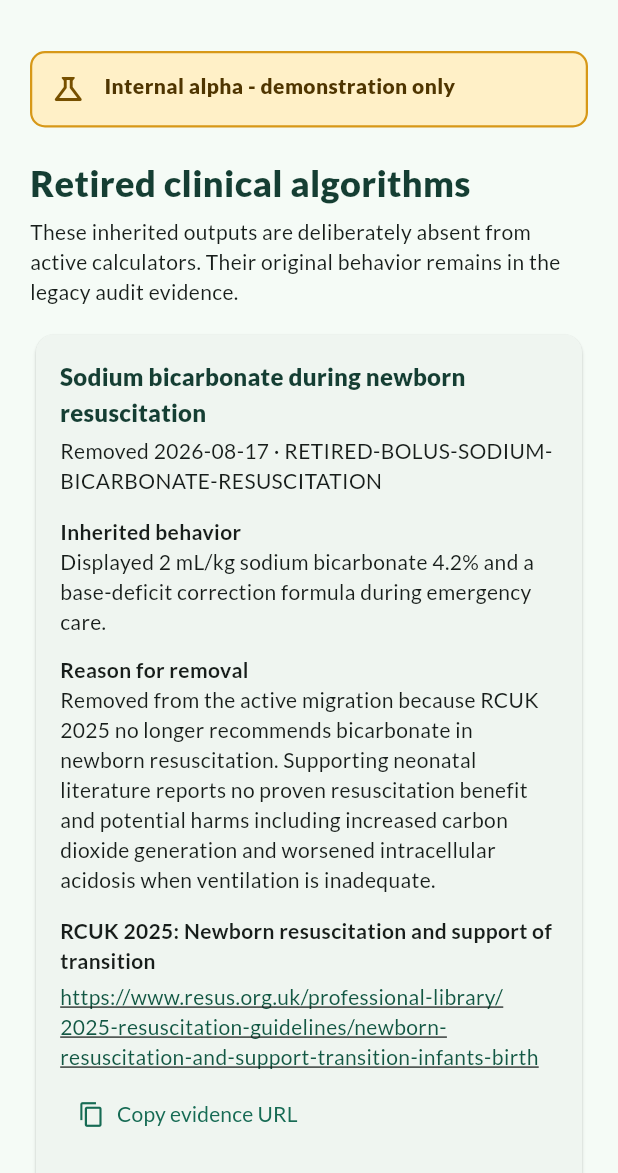
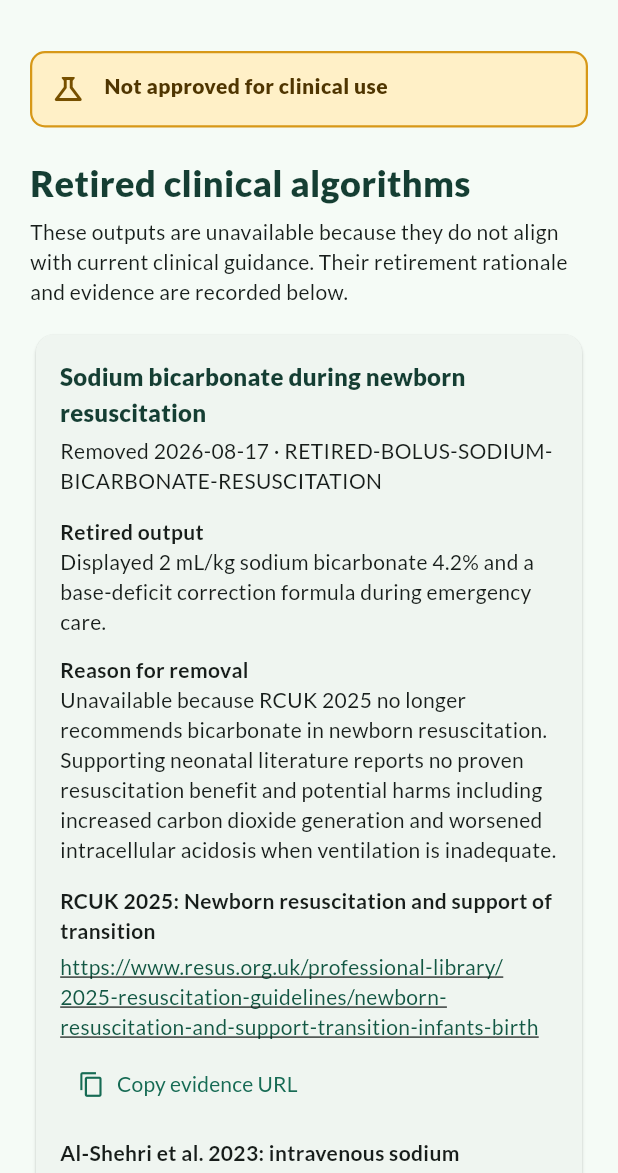
Before and after one commit to rcpch/neomate, a Flutter app: the ClinicalChangeLogScreen screen opened directly, on a phone screen of 412 x 824 dp, the part 63-1236 px from its top. Run offline on Flutter 3.47's test engine with Material 3 defaults, Android fonts, the phone set to English and light mode, and no system bars.

Commit message:
fix(copy): remove implementation history from app

```diff
--- a/lib/clinical_policy/retired_bolus_policy.dart
+++ b/lib/clinical_policy/retired_bolus_policy.dart
@@ -35,7 +35,7 @@ class RetiredClinicalAlgorithm {
     required this.id,
     required this.title,
     required this.retiredOn,
-    required this.inheritedBehaviour,
+    required this.retiredOutput,
     required this.reason,
     required this.authorityTitle,
     required this.authorityUrl,
@@ -46,7 +46,7 @@ class RetiredClinicalAlgorithm {
   final String id;
   final String title;
   final DateTime retiredOn;
-  final String inheritedBehaviour;
+  final String retiredOutput;
   final String reason;
   final String authorityTitle;
   final String authorityUrl;
@@ -59,10 +59,10 @@ final List<RetiredClinicalAlgorithm> retiredBolusAlgorithms = [
     id: 'RETIRED-BOLUS-SODIUM-BICARBONATE-RESUSCITATION',
     title: 'Sodium bicarbonate during newborn resuscitation',
     retiredOn: DateTime.utc(2026, 8, 17),
-    inheritedBehaviour:
+    retiredOutput:
         'Displayed 2 mL/kg sodium bicarbonate 4.2% and a base-deficit correction formula during emergency care.',
     reason:
-        'Removed from the active migration because RCUK 2025 no longer recommends bicarbonate in newborn resuscitation. Supporting neonatal literature reports no proven resuscitation benefit and potential harms including increased carbon dioxide generation and worsened intracellular acidosis when ventilation is inadequate.',
+        'Unavailable because RCUK 2025 no longer recommends bicarbonate in newborn resuscitation. Supporting neonatal literature reports no proven resuscitation benefit and potential harms including increased carbon dioxide generation and worsened intracellular acidosis when ventilation is inadequate.',
     authorityTitle:
         'RCUK 2025: Newborn resuscitation and support of transition',
     authorityUrl:
@@ -75,10 +75,10 @@ final List<RetiredClinicalAlgorithm> retiredBolusAlgorithms = [
     id: 'RETIRED-BOLUS-EMPIRICAL-DEXTROSE-10',
     title: 'Empirical 2.5 mL/kg D10 resuscitation bolus',
     retiredOn: DateTime.utc(2026, 8, 17),
-    inheritedBehaviour:
+    retiredOutput:
         'Displayed 2.5 mL/kg of 10% dextrose as an emergency bolus without a blood-glucose condition.',
     reason:
-        'Removed from the active migration because RCUK 2025 emphasises checking blood glucose and treating only when it is low. Its specified treatment is 200 mg/kg, equivalent to 2 mL/kg of 10% glucose, not the inherited empirical 2.5 mL/kg output. No replacement dose calculator is added without clinical sign-off.',
+        'Unavailable because RCUK 2025 emphasises checking blood glucose and treating only when it is low. Its specified treatment is 200 mg/kg, equivalent to 2 mL/kg of 10% glucose, not the empirical 2.5 mL/kg output. No replacement dose calculator is available without clinical sign-off.',
     authorityTitle:
         'RCUK 2025: Newborn resuscitation and support of transition',
     authorityUrl:
--- a/lib/features/calculators/airway_and_lines_screen.dart
+++ b/lib/features/calculators/airway_and_lines_screen.dart
@@ -124,7 +124,7 @@ class _AirwayResults extends StatelessWidget {
       EndotrachealTubeLipLengthAid(
         isAvailable: false,
       ) =>
-        'No inherited value',
+        'No configured value',
       EndotrachealTubeLipLengthAid(
         isBelowNominalValue: true,
         :final centimetres,
--- a/lib/features/calculators/calculators_screen.dart
+++ b/lib/features/calculators/calculators_screen.dart
@@ -30,7 +30,7 @@ class CalculatorsScreen extends StatelessWidget {
           const AlphaNotice(),
           const SizedBox(height: 24),
           Text(
-            'Native calculation demos',
+            'Clinical calculators',
             style: Theme.of(context).textTheme.headlineSmall?.copyWith(
                   color: const Color(0xff153e33),
                   fontWeight: FontWeight.w800,
@@ -38,13 +38,13 @@ class CalculatorsScreen extends StatelessWidget {
           ),
           const SizedBox(height: 6),
           const Text(
-            'Pure Dart calculation modules presented through Flutter-native controls. Nothing is saved or sent anywhere.',
+            'Weight-based calculations and named protocols. Nothing is saved or sent anywhere.',
           ),
           const SizedBox(height: 18),
           _CalculatorTile(
             title: 'Airway and umbilical lines',
             description:
-                'Inherited ETT size/lip-length and UVC/UAC insertion aids with confirmation warnings',
+                'ETT size/lip-length and UVC/UAC insertion aids with confirmation warnings',
             icon: Icons.air,
             onTap: () => Navigator.of(context).push(
               MaterialPageRoute<void>(
@@ -74,7 +74,7 @@ class CalculatorsScreen extends StatelessWidget {
           _CalculatorTile(
             title: 'Named infusions',
             description:
-                'Nine inherited cardiac, sedation, paralysis, and neurological protocols with hard controls',
+                'Nine cardiac, sedation, paralysis, and neurological protocols with dose and concentration controls',
             icon: Icons.medication_outlined,
             onTap: () => Navigator.of(context).push(
               MaterialPageRoute<void>(
--- a/lib/features/calculators/named_infusions_screen.dart
+++ b/lib/features/calculators/named_infusions_screen.dart
@@ -91,7 +91,7 @@ class _NamedInfusionsScreenState extends State<NamedInfusionsScreen> {
           ),
           const SizedBox(height: 5),
           const Text(
-            'Inherited values are shown for author review. Current BNFC and local formulary verification remains outstanding.',
+            'Protocol values have not been verified against the current BNFC and local formulary.',
           ),
           const SizedBox(height: 18),
           DropdownButtonFormField<NamedInfusion>(
@@ -259,15 +259,15 @@ class _NamedInfusionsScreenState extends State<NamedInfusionsScreen> {
 
   String _messageFor(ProtocolCalculationIssue issue) => switch (issue) {
         ProtocolCalculationIssue.doseBelowApprovedRange =>
-          'Dose is below the inherited protocol range.',
+          'Dose is below the configured protocol range.',
         ProtocolCalculationIssue.doseAboveApprovedRange =>
-          'Dose is above the inherited protocol range.',
+          'Dose is above the configured protocol range.',
         ProtocolCalculationIssue.concentrationBelowApprovedRange =>
-          'Preparation is below the inherited concentration range.',
+          'Preparation is below the configured concentration range.',
         ProtocolCalculationIssue.concentrationAboveApprovedRange =>
-          'Preparation exceeds the inherited maximum concentration. Increase the pump rate or review the prescribed dose.',
+          'Preparation exceeds the configured maximum concentration. Increase the pump rate or review the prescribed dose.',
         ProtocolCalculationIssue.accessNotApproved =>
-          'This inherited preparation requires central or umbilical venous access.',
+          'This preparation requires central or umbilical venous access.',
         ProtocolCalculationIssue.routeNotApproved =>
           'Only the intravenous route is supported.',
         ProtocolCalculationIssue.invalidRate => 'Pump rate must be above zero.',
@@ -332,7 +332,7 @@ enum NamedInfusion {
     defaultRate: 0.1,
     minimumDose: 5,
     maximumDose: 60,
-    maximumConcentration: '30 mg/mL (unverified inherited field)',
+    maximumConcentration: '30 mg/mL (unverified)',
     rangeNote: 'Displayed usual range 5-20; narrative mentioned up to 40.',
   ),
   vecuronium(
@@ -352,7 +352,8 @@ enum NamedInfusion {
     minimumDose: 10,
     maximumDose: 40,
     maximumConcentration: '12 micrograms/mL',
-    rangeNote: 'Inherited default exceeds this ceiling at common weights.',
+    rangeNote:
+        'The default preparation exceeds this ceiling at common weights.',
   ),
   midazolam(
     label: 'Midazolam',
@@ -362,8 +363,7 @@ enum NamedInfusion {
     minimumDose: 30,
     maximumDose: 300,
     maximumConcentration: '1 mg/mL',
-    rangeNote:
-        'Displayed predecessor ranges conflict: 10-60, 30-60, and 30-300.',
+    rangeNote: 'Recorded dose ranges conflict: 10-60, 30-60, and 30-300.',
   );
 
   const NamedInfusion({
@@ -472,7 +472,7 @@ class _RangePanel extends StatelessWidget {
           children: [
             TextSpan(
               text:
-                  'Inherited range: ${drug.minimumDose.toStringAsFixed(drug.minimumDose % 1 == 0 ? 0 : 1)}-${drug.maximumDose.toStringAsFixed(drug.maximumDose % 1 == 0 ? 0 : 1)} ${drug.doseSuffix}  •  Maximum concentration: ${drug.maximumConcentration}',
+                  'Configured range: ${drug.minimumDose.toStringAsFixed(drug.minimumDose % 1 == 0 ? 0 : 1)}-${drug.maximumDose.toStringAsFixed(drug.maximumDose % 1 == 0 ? 0 : 1)} ${drug.doseSuffix}  •  Maximum concentration: ${drug.maximumConcentration}',
             ),
             if (drug.rangeNote case final note?) TextSpan(text: '\n$note'),
           ],
--- a/lib/features/home/home_screen.dart
+++ b/lib/features/home/home_screen.dart
@@ -69,7 +69,7 @@ class _HomeScreenState extends State<HomeScreen> {
                       ),
                       const SizedBox(height: 5),
                       Text(
-                        'Familiar Neomate categories, rebuilt as native Flutter workflows. Available items are alpha demonstrations only.',
+                        'Select a clinical task. Items marked in review remain unavailable pending independent clinical review.',
                         style: Theme.of(context).textTheme.bodyLarge?.copyWith(
                               color: const Color(0xff456158),
                             ),
@@ -84,7 +84,7 @@ class _HomeScreenState extends State<HomeScreen> {
                             key: const Key('task-airway-aids'),
                             title: 'ETT size and lip length',
                             detail:
-                                'Inherited selection and initial-position aids with confirmation warning',
+                                'Weight-based selection and initial-position aids with confirmation warning',
                             onTap: () => _openWithWeight(
                               validWeight,
                               (weight, origin) => AirwayAndLinesScreen(
@@ -108,7 +108,7 @@ class _HomeScreenState extends State<HomeScreen> {
                             key: const Key('task-central-line-aids'),
                             title: 'UVC and UAC length aids',
                             detail:
-                                'Inherited insertion length and catheter-size aids with tip-confirmation warning',
+                                'Weight-based insertion length and catheter-size aids with tip-confirmation warning',
                             onTap: () => _openWithWeight(
                               validWeight,
                               (weight, origin) => AirwayAndLinesScreen(
@@ -154,7 +154,7 @@ class _HomeScreenState extends State<HomeScreen> {
                             key: const Key('task-sedation-infusions'),
                             title: 'Morphine and vecuronium infusions',
                             detail:
-                                'Inherited protocols with explicit paralysis warning',
+                                'Dose-controlled protocols with explicit paralysis warning',
                             onTap: () => _openWithWeight(
                               validWeight,
                               (weight, origin) => NamedInfusionsScreen(
@@ -175,7 +175,7 @@ class _HomeScreenState extends State<HomeScreen> {
                             key: const Key('task-neurological-infusions'),
                             title: 'Clonazepam and midazolam infusions',
                             detail:
-                                'Inherited protocols with unresolved range discrepancies',
+                                'Dose-controlled protocols with unresolved range discrepancies',
                             onTap: () => _openWithWeight(
                               validWeight,
                               (weight, origin) => NamedInfusionsScreen(
@@ -567,7 +567,7 @@ class _ClinicalCategory extends StatelessWidget {
         ),
         subtitle: available
             ? const Text(
-                'Alpha actions available',
+                'Calculations available',
                 style: TextStyle(color: Color(0xffd7ede5)),
               )
             : null,
@@ -635,7 +635,7 @@ class _SafetyNotice extends StatelessWidget {
   Widget build(BuildContext context) {
     return Semantics(
       container: true,
-      label: 'Development safety notice',
+      label: 'Clinical approval warning',
       child: Container(
         padding: const EdgeInsets.all(15),
         decoration: BoxDecoration(
@@ -658,7 +658,7 @@ class _SafetyNotice extends StatelessWidget {
                 crossAxisAlignment: CrossAxisAlignment.start,
                 children: [
                   Text(
-                    'Native rebuild in progress',
+                    'Not approved for clinical use',
                     style: TextStyle(
                       color: Color(0xff4f3500),
                       fontWeight: FontWeight.w800,
@@ -666,7 +666,7 @@ class _SafetyNotice extends StatelessWidget {
                   ),
                   SizedBox(height: 3),
                   Text(
-                    'Not approved for clinical use. Available calculations are internal alpha demonstrations only.',
+                    'Independent clinical review is incomplete. Do not use these calculations for patient care.',
                     style: TextStyle(color: Color(0xff4f3500)),
                   ),
                 ],
--- a/lib/features/references/clinical_change_log_screen.dart
+++ b/lib/features/references/clinical_change_log_screen.dart
@@ -35,7 +35,7 @@ class ClinicalChangeLogScreen extends StatelessWidget {
                 ),
                 SizedBox(height: 6),
                 Text(
-                  'These inherited outputs are deliberately absent from active calculators. Their original behavior remains in the legacy audit evidence.',
+                  'These outputs are unavailable because they do not align with current clinical guidance. Their retirement rationale and evidence are recorded below.',
                 ),
               ],
             );
@@ -72,10 +72,10 @@ class _RetirementCard extends StatelessWidget {
             Text('Removed $date · ${retirement.id}'),
             const SizedBox(height: 14),
             const Text(
-              'Inherited behavior',
+              'Retired output',
               style: TextStyle(fontWeight: FontWeight.w700),
             ),
-            Text(retirement.inheritedBehaviour),
+            Text(retirement.retiredOutput),
             const SizedBox(height: 12),
             const Text(
               'Reason for removal',
--- a/lib/features/references/references_screen.dart
+++ b/lib/features/references/references_screen.dart
@@ -30,9 +30,10 @@ class ReferencesScreen extends StatelessWidget {
     ),
     (
       id: 'SRC-006',
-      title: 'Inherited Neomate implementation',
-      status: 'Inherited baseline',
-      use: 'Current alpha protocol values and engineering bounds',
+      title: 'Neomate protocol record',
+      status: 'Unverified source',
+      use:
+          'Protocol values awaiting verification against current clinical sources',
     ),
     (
       id: 'SRC-008',
@@ -84,7 +85,7 @@ class ReferencesScreen extends StatelessWidget {
           ),
           const SizedBox(height: 6),
           const Text(
-            'Sources listed here are proposed or inherited. None constitutes clinical approval for this alpha.',
+            'Sources listed here are proposed, candidate, supporting, or unverified. None constitutes clinical approval.',
           ),
           const SizedBox(height: 14),
           OutlinedButton.icon(
@@ -124,7 +125,7 @@ class ReferencesScreen extends StatelessWidget {
               borderRadius: BorderRadius.circular(10),
             ),
             child: const Text(
-              'Clinical sign-off: 0 of 25 reviewable files approved. Engineering tests demonstrate implementation behavior only and do not replace independent clinical review.',
+              'No reviewable calculation or protocol is currently clinically approved. Independent clinical review remains required.',
               style: TextStyle(fontWeight: FontWeight.w600),
             ),
           ),
--- a/lib/features/shared/alpha_notice.dart
+++ b/lib/features/shared/alpha_notice.dart
@@ -12,7 +12,7 @@ class AlphaNotice extends StatelessWidget {
   Widget build(BuildContext context) {
     return Semantics(
       container: true,
-      label: 'Internal alpha safety warning',
+      label: 'Clinical approval warning',
       child: Container(
         width: double.infinity,
         padding: EdgeInsets.all(compact ? 12 : 16),
@@ -36,7 +36,7 @@ class AlphaNotice extends StatelessWidget {
                 crossAxisAlignment: CrossAxisAlignment.start,
                 children: [
                   const Text(
-                    'Internal alpha - demonstration only',
+                    'Not approved for clinical use',
                     style: TextStyle(
                       color: Color(0xff4f3500),
                       fontWeight: FontWeight.w800,
@@ -45,7 +45,7 @@ class AlphaNotice extends StatelessWidget {
                   if (!compact) ...[
                     const SizedBox(height: 3),
                     const Text(
-                      'Not clinically reviewed or approved. Do not use these outputs for patient care.',
+                      'Independent clinical review is incomplete. Do not use these outputs for patient care.',
                       style: TextStyle(color: Color(0xff4f3500)),
                     ),
                   ],
```
Also changed, not shown: 4 other files.
